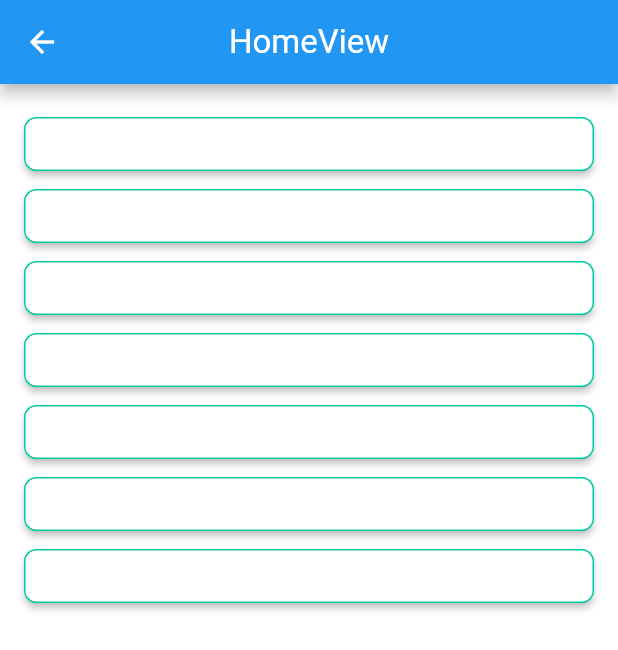
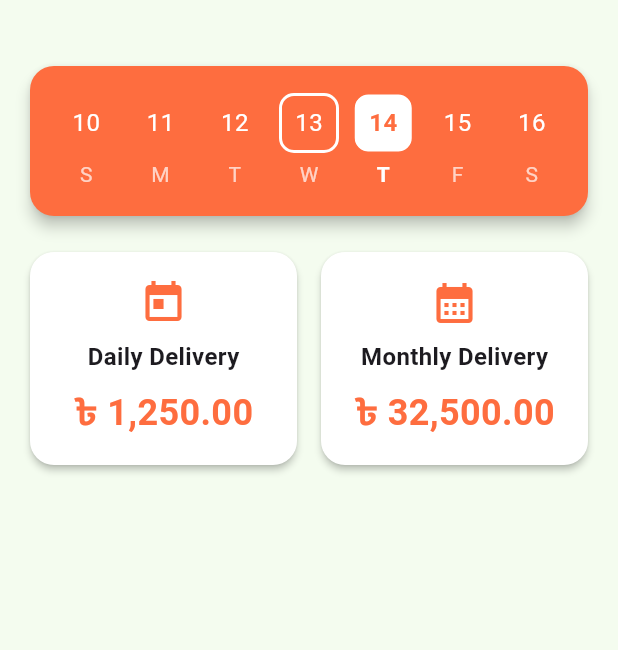
Before and after one commit to farhansadikgalib/ecommerce_delivery_app, a Flutter app: the HomeView screen opened by its route, on a phone screen of 412 x 824 dp. Shown: the top 650 px of the screen. Run offline on Flutter 3.47's test engine with Material 3 defaults, Android fonts, the phone set to English and light mode, and no system bars; our stand-ins replace connectivity_plus, dio, easy_debounce, flutter_dotenv, flutter_easyloading, flutter_screenutil and 7 more; missing offline and left inert: any_image_view, dart:ffi, shared_value.

Commit message:
update home view layout and color scheme

```diff
--- a/lib/app/core/style/app_colors.dart
+++ b/lib/app/core/style/app_colors.dart
@@ -1,7 +1,7 @@
 import 'package:flutter/material.dart';
 
 class AppColors {
-  static const primaryColor = Color(0xff00c9a7);
+  static const primaryColor = Color(0xffFE6D3F);
   static const secondaryColor = Color(0xffF4fcef);
   static const primaryAccentColor = Color(0xFFEAFFCD);
   static const buttonColor = Color(0xFF009444);
--- a/lib/app/modules/home/views/home_view.dart
+++ b/lib/app/modules/home/views/home_view.dart
@@ -1,3 +1,5 @@
+import 'package:delivery_app/app/core/helper/app_widgets.dart';
+import 'package:delivery_app/app/core/style/app_colors.dart';
 import 'package:flutter/material.dart';
 
 import 'package:get/get.dart';
@@ -8,40 +10,117 @@ class HomeView extends GetView<HomeController> {
   const HomeView({super.key});
   @override
   Widget build(BuildContext context) {
+    DateTime now = DateTime.now();
+    int todayWeekday = now.weekday % 7;
+    DateTime startOfWeek = now.subtract(Duration(days: todayWeekday));
+    List<DateTime> weekDays = List.generate(7, (i) => startOfWeek.add(Duration(days: i)));
+
     return Scaffold(
-      appBar: AppBar(title: const Text('HomeView'), centerTitle: true),
-      body: ListView(
+      backgroundColor: AppColors.secondaryColor,
+      body: SingleChildScrollView(
         padding: const EdgeInsets.all(16),
+        child: Column(
+          crossAxisAlignment: CrossAxisAlignment.stretch,
           children: [
-          ElevatedButton(
-            onPressed: () => Get.toNamed('/order-verification'),
-            child: const Text('Order & Address Verification'),
+            AppWidgets().gapH24(),
+            Card(
+              elevation: 4,
+              shape: RoundedRectangleBorder(borderRadius: BorderRadius.circular(16)),
+              color: AppColors.primaryColor,
+              child: Padding(
+                padding: const EdgeInsets.symmetric(vertical: 18, horizontal: 8),
+                child: Row(
+                  mainAxisAlignment: MainAxisAlignment.spaceEvenly,
+                  children: List.generate(weekDays.length, (i) {
+                    final date = weekDays[i];
+                    final isToday = date.day == now.day && date.month == now.month && date.year == now.year;
+                    final isCenter = i == 3;
+                    return Column(
+                      children: [
+
+                        Container(
+                          width: 40,
+                          height: 40,
+                          decoration: BoxDecoration(
+                            color: isToday ? Colors.white : AppColors.primaryColor,
+                            borderRadius: BorderRadius.circular(10),
+                            border: Border.all(color: isCenter ? Colors.white : AppColors.primaryColor, width: isCenter ? 2 : 1),
                           ),
-          ElevatedButton(
-            onPressed: () => Get.toNamed('/packaging'),
-            child: const Text('Packaging'),
+                          child: Center(
+                            child: Text(
+                              date.day.toString(),
+                              style: TextStyle(
+                                color: isToday ? AppColors.primaryColor : Colors.white,
+                                fontWeight: isToday ? FontWeight.bold : FontWeight.normal,
+                                fontSize: 16,
                               ),
-          ElevatedButton(
-            onPressed: () => Get.toNamed('/delivery-login'),
-            child: const Text('Delivery Login'),
                             ),
-          ElevatedButton(
-            onPressed: () => Get.toNamed('/courier'),
-            child: const Text('Courier & Transportation'),
                           ),
-          ElevatedButton(
-            onPressed: () => Get.toNamed('/tracking'),
-            child: const Text('Tracking & Notifications'),
                         ),
-          ElevatedButton(
-            onPressed: () => Get.toNamed('/cash-collection'),
-            child: const Text('Delivery & Cash Collection'),
+                        SizedBox(height: 4),
+                        Text(
+                          ['S', 'M', 'T', 'W', 'T', 'F', 'S'][date.weekday % 7],
+                          style: TextStyle(
+                            color: isToday ? Colors.white : Colors.white70,
+                            fontWeight: isToday ? FontWeight.bold : FontWeight.normal,
                           ),
-          ElevatedButton(
-            onPressed: () => Get.toNamed('/proof-of-delivery'),
-            child: const Text('Proof of Delivery'),
                         ),
                       ],
+                    );
+                  }),
+                ),
+              ),
+            ),
+            AppWidgets().gapH16(),
+            Row(
+              children: [
+                Expanded(
+                  child: Card(
+                    elevation: 2,
+                    shape: RoundedRectangleBorder(borderRadius: BorderRadius.circular(16)),
+                    color: Colors.white,
+                    child: Padding(
+                      padding: const EdgeInsets.symmetric(vertical: 18, horizontal: 8),
+                      child: Column(
+                        crossAxisAlignment: CrossAxisAlignment.center,
+                        mainAxisAlignment: MainAxisAlignment.center,
+                        children: [
+                          Icon(Icons.today, color: AppColors.primaryColor, size: 32),
+                          SizedBox(height: 8),
+                          Text('Daily Delivery', style: TextStyle(fontWeight: FontWeight.bold, fontSize: 16)),
+                          SizedBox(height: 8),
+                          Text('৳ 1,250.00', style: TextStyle(fontSize: 24, color: AppColors.primaryColor, fontWeight: FontWeight.bold)),
+                        ],
+                      ),
+                    ),
+                  ),
+                ),
+               AppWidgets().gapW8(),
+                Expanded(
+                  child: Card(
+                    elevation: 2,
+                    shape: RoundedRectangleBorder(borderRadius: BorderRadius.circular(16)),
+                    color: Colors.white,
+                    child: Padding(
+                      padding: const EdgeInsets.symmetric(vertical: 18, horizontal: 8),
+                      child: Column(
+                        children: [
+                          Icon(Icons.calendar_month, color: AppColors.primaryColor, size: 32),
+                          SizedBox(height: 8),
+                          Text('Monthly Delivery', style: TextStyle
+                            (fontWeight: FontWeight.bold, fontSize: 16)),
+                          SizedBox(height: 8),
+                          Text('৳ 32,500.00', style: TextStyle(fontSize: 24, color: AppColors.primaryColor, fontWeight: FontWeight.bold)),
+                        ],
+                      ),
+                    ),
+                  ),
+                ),
+              ],
+            ),
+            SizedBox(height: 32),
+          ],
+        ),
       ),
     );
   }
```
Lines whose indentation alone changed are shown as unchanged.
